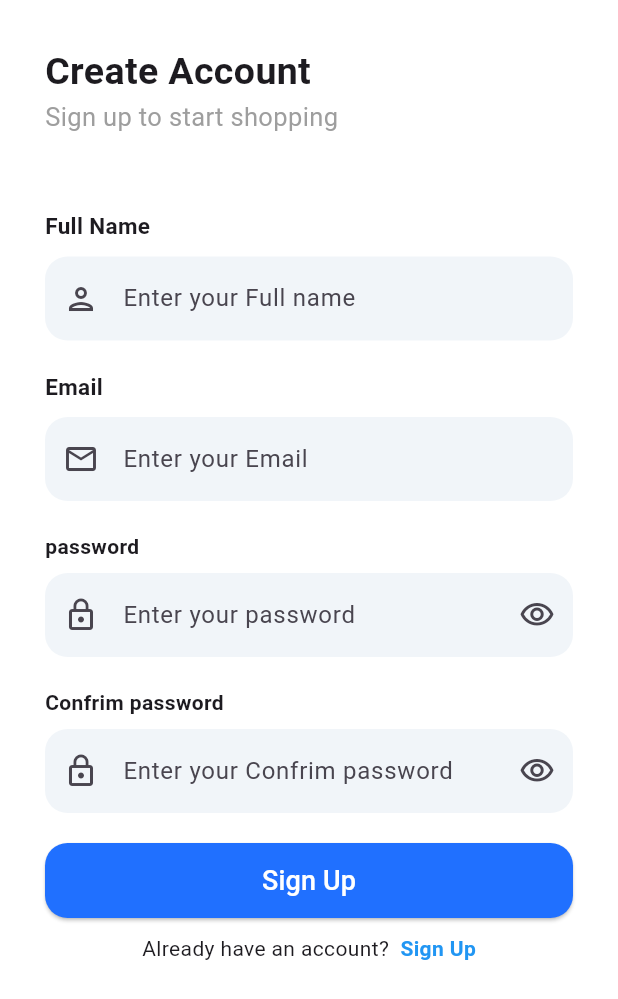
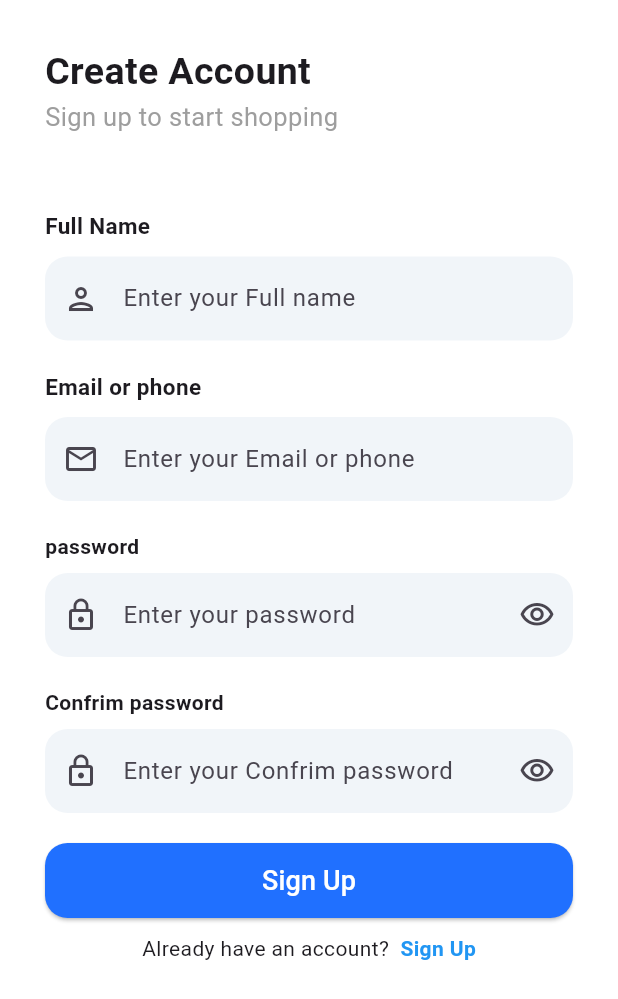
Before and after one commit to mohammednhfsx/salaty, a Flutter app: the SignUp screen opened directly, on a phone screen of 412 x 824 dp. Shown: the top 999 px of the screen. Run offline on Flutter 3.47's test engine with Material 3 defaults, Android fonts, the phone set to English and light mode, and no system bars; our stand-ins replace get.

Commit message:
Update sign-up field label and hint
Change the Email input label and hint to indicate phone numbers are accepted. The label was updated to "Email or phone" and the placeholder to "Enter your Email or phone" to make the input intent clearer; no functional logic changes were made.

```diff
--- a/lib/auth/screens/sign_up.dart
+++ b/lib/auth/screens/sign_up.dart
@@ -58,13 +58,13 @@ class _SignUpState extends State<SignUp> {
               SizedBox(height: 20),
               //Email
               Text(
-                "Email",
+                "Email or phone",
                 style: TextStyle(fontSize: 15, fontWeight: FontWeight.bold),
               ),
               SizedBox(height: 10),
               TextField(
                 decoration: InputDecoration(
-                  hintText: 'Enter your Email',
+                  hintText: 'Enter your Email or phone',
                   filled: true,
                   fillColor: Color(0xfff1f5f9),
                   prefixIcon: Icon(Icons.email_outlined),
```
